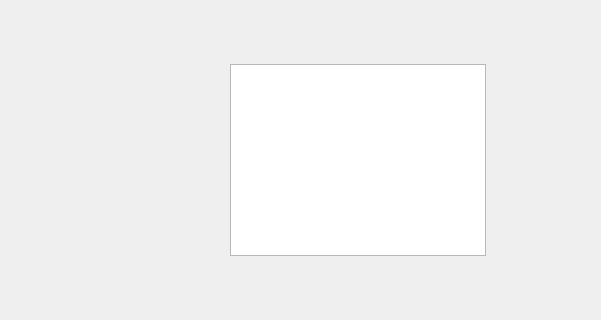
This is overviewartikel.ui in luis-we/SchulaufgabePRO as Qt 5 draws it before an edit; both pictures show x 0 to 601 and y 226 to 546 of the 800 by 800 pixel window. The edited form follows.
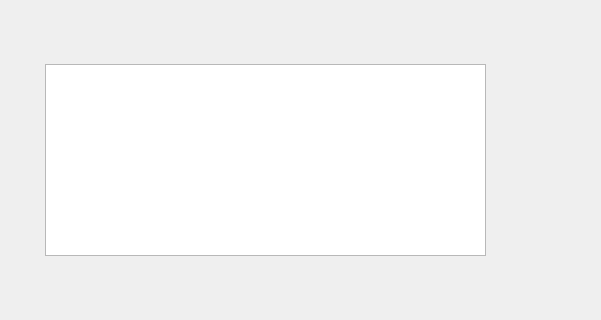
This is the edited form.

Commit message: Stefan Pc init commit

```diff
--- a/overviewartikel.ui
+++ b/overviewartikel.ui
@@ -42,9 +42,9 @@
   <widget class="QListView" name="listView">
    <property name="geometry">
     <rect>
-     <x>230</x>
+     <x>45</x>
      <y>290</y>
-     <width>256</width>
+     <width>441</width>
      <height>192</height>
     </rect>
    </property>
```
